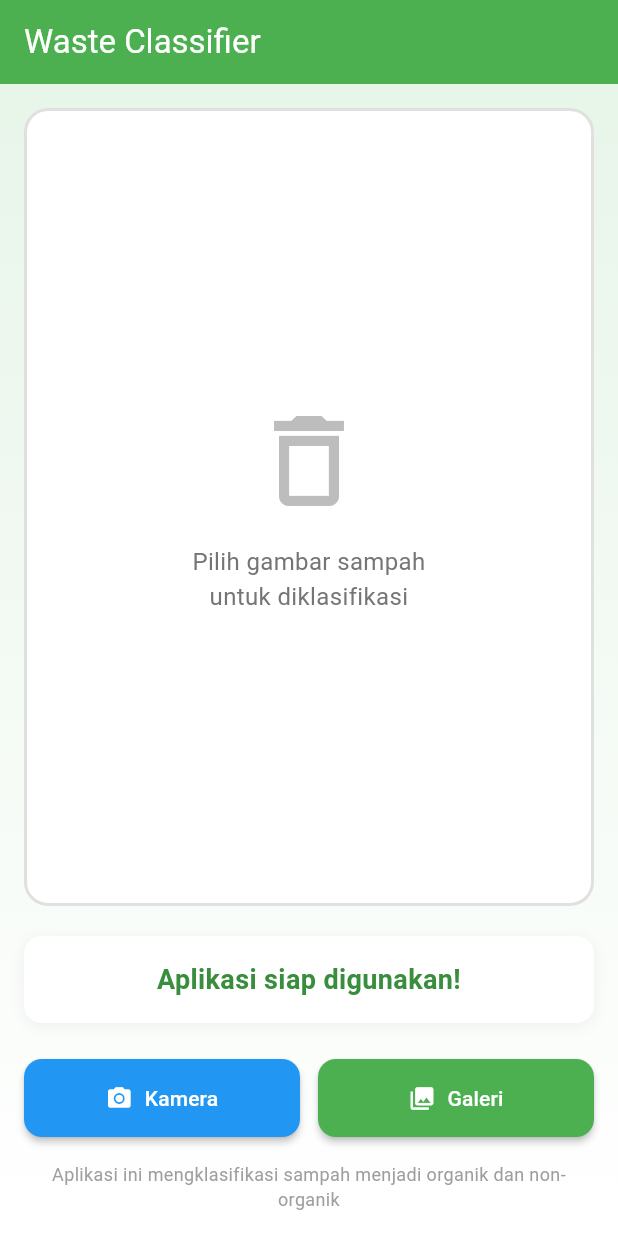
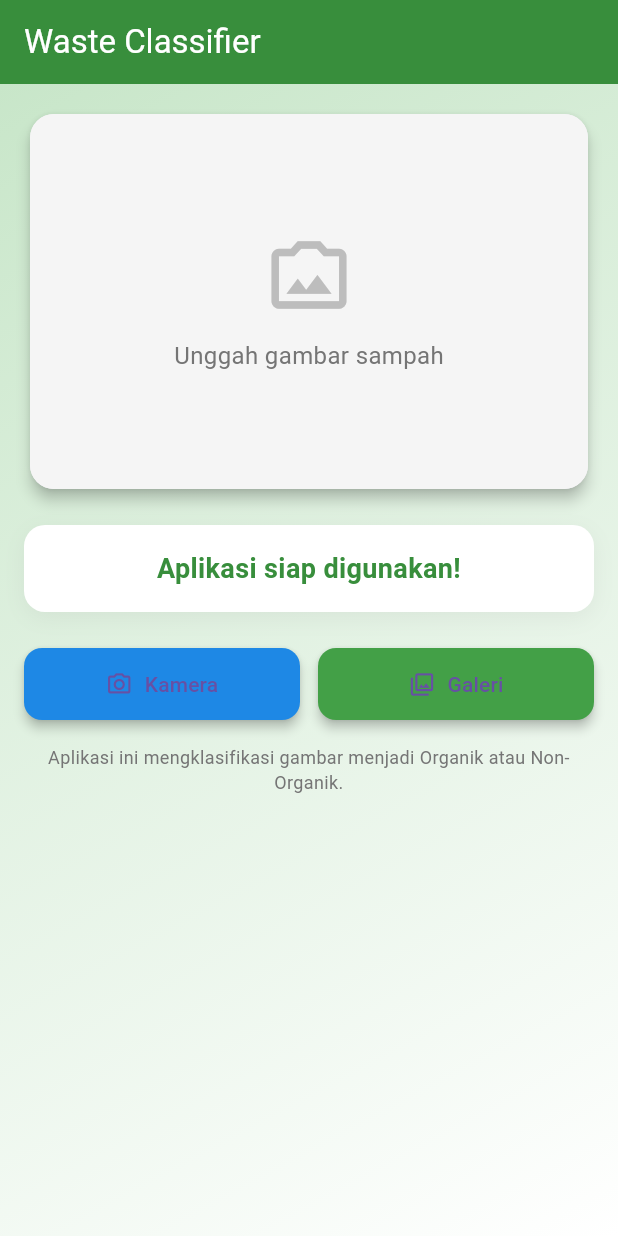
Before and after one commit to bagusahmadka/waste_classifier_app, a Flutter app: the screen it shows after launch, on a phone screen of 412 x 824 dp. Run offline on Flutter 3.47's test engine with Material 3 defaults, Android fonts, the phone set to English and light mode, and no system bars; our stand-ins replace image_picker.

Commit message:
Refactor Waste Classifier UI and update model file

```diff
--- a/lib/main.dart
+++ b/lib/main.dart
@@ -10,6 +10,8 @@ void main() {
 }
 
 class MyApp extends StatelessWidget {
+  const MyApp({super.key});
+
   @override
   Widget build(BuildContext context) {
     return MaterialApp(
@@ -21,6 +23,8 @@ class MyApp extends StatelessWidget {
 }
 
 class WasteClassifierScreen extends StatefulWidget {
+  const WasteClassifierScreen({super.key});
+
   @override
   _WasteClassifierScreenState createState() => _WasteClassifierScreenState();
 }
@@ -178,61 +182,51 @@ class _WasteClassifierScreenState extends State<WasteClassifierScreen> {
   return Scaffold(
     appBar: AppBar(
       title: Text('Waste Classifier'),
-        backgroundColor: Colors.green,
+      backgroundColor: Colors.green.shade700,
       foregroundColor: Colors.white,
       elevation: 0,
     ),
     body: Container(
       decoration: BoxDecoration(
         gradient: LinearGradient(
-            begin: Alignment.topCenter,
-            end: Alignment.bottomCenter,
-            colors: [Colors.green.shade50, Colors.white],
+          begin: Alignment.topLeft,
+          end: Alignment.bottomRight,
+          colors: [Colors.green.shade100, Colors.white],
         ),
       ),
       child: SafeArea(
         child: Padding(
-            padding: EdgeInsets.all(16.0),
+          padding: const EdgeInsets.all(16.0),
           child: Column(
             children: [
               // Image Display Area
-                Expanded(
-                  flex: 3,
+              Card(
+                shape: RoundedRectangleBorder(borderRadius: BorderRadius.circular(16)),
+                elevation: 4,
                 child: Container(
+                  height: 250,
                   width: double.infinity,
                   decoration: BoxDecoration(
                     borderRadius: BorderRadius.circular(16),
-                      border: Border.all(color: Colors.grey.shade300, width: 2),
-                      color: Colors.white,
+                    color: Colors.grey.shade100,
                   ),
                   child: _image == null
-                        ? Column(
+                      ? Center(
+                          child: Column(
                             mainAxisAlignment: MainAxisAlignment.center,
                             children: [
-                        Icon(
-                          Icons.delete_outline,
-                          size: 80,
-                          color: Colors.grey.shade400,
-                        ),
-                        SizedBox(height: 16),
+                              Icon(Icons.photo_camera_back_outlined, size: 60, color: Colors.grey.shade400),
+                              SizedBox(height: 12),
                               Text(
-                          'Pilih gambar sampah\nuntuk diklasifikasi',
-                          textAlign: TextAlign.center,
-                          style: TextStyle(
-                            fontSize: 16,
-                            color: Colors.grey.shade600,
-                          ),
+                                'Unggah gambar sampah',
+                                style: TextStyle(fontSize: 16, color: Colors.grey.shade600),
                               ),
                             ],
+                          ),
                         )
                       : ClipRRect(
-                      borderRadius: BorderRadius.circular(14),
-                      child: Image.file(
-                        _image!,
-                        fit: BoxFit.cover,
-                        width: double.infinity,
-                        height: double.infinity,
-                      ),
+                          borderRadius: BorderRadius.circular(16),
+                          child: Image.file(_image!, fit: BoxFit.cover, width: double.infinity),
                         ),
                 ),
               ),
@@ -240,17 +234,18 @@ class _WasteClassifierScreenState extends State<WasteClassifierScreen> {
               SizedBox(height: 20),
 
               // Result Display
-                Container(
+              AnimatedContainer(
+                duration: Duration(milliseconds: 300),
                 width: double.infinity,
                 padding: EdgeInsets.all(16),
                 decoration: BoxDecoration(
                   color: Colors.white,
-                    borderRadius: BorderRadius.circular(12),
+                  borderRadius: BorderRadius.circular(14),
                   boxShadow: [
                     BoxShadow(
-                        color: Colors.grey.shade200,
-                        blurRadius: 8,
-                        offset: Offset(0, 2),
+                      color: Colors.grey.withOpacity(0.15),
+                      blurRadius: 12,
+                      offset: Offset(0, 4),
                     ),
                   ],
                 ),
@@ -259,17 +254,11 @@ class _WasteClassifierScreenState extends State<WasteClassifierScreen> {
                         children: [
                           CircularProgressIndicator(color: Colors.green),
                           SizedBox(height: 12),
-                      Text(
-                        'Menganalisis gambar...',
-                        style: TextStyle(
-                          fontSize: 16,
-                          color: Colors.grey.shade600,
-                        ),
-                      ),
+                          Text('Menganalisis gambar...', style: TextStyle(color: Colors.grey.shade600)),
                         ],
                       )
                     : Text(
-                    _result ?? 'Silakan pilih gambar untuk memulai klasifikasi',
+                        _result ?? 'Silakan unggah gambar untuk klasifikasi',
                         textAlign: TextAlign.center,
                         style: TextStyle(
                           fontSize: 18,
@@ -285,35 +274,41 @@ class _WasteClassifierScreenState extends State<WasteClassifierScreen> {
               Row(
                 children: [
                   Expanded(
-                      child: ElevatedButton.icon(
+                    child: ElevatedButton(
                       onPressed: _modelReady ? () => _pickImageFromSource(ImageSource.camera) : null,
-                        icon: Icon(Icons.camera_alt),
-                        label: Text('Kamera'),
                       style: ElevatedButton.styleFrom(
-                          backgroundColor: Colors.blue,
-                          foregroundColor: Colors.white,
-                          padding: EdgeInsets.symmetric(vertical: 16),
-                          shape: RoundedRectangleBorder(
-                            borderRadius: BorderRadius.circular(12),
+                        backgroundColor: Colors.blue.shade600,
+                        padding: EdgeInsets.symmetric(vertical: 14),
+                        shape: RoundedRectangleBorder(borderRadius: BorderRadius.circular(12)),
+                        elevation: 3,
                       ),
-                          elevation: 2,
+                      child: Row(
+                        mainAxisAlignment: MainAxisAlignment.center,
+                        children: [
+                          Icon(Icons.camera_alt_outlined),
+                          SizedBox(width: 8),
+                          Text('Kamera'),
+                        ],
                       ),
                     ),
                   ),
                   SizedBox(width: 12),
                   Expanded(
-                      child: ElevatedButton.icon(
+                    child: ElevatedButton(
                       onPressed: _modelReady ? () => _pickImageFromSource(ImageSource.gallery) : null,
-                        icon: Icon(Icons.photo_library),
-                        label: Text('Galeri'),
                       style: ElevatedButton.styleFrom(
-                          backgroundColor: Colors.green,
-                          foregroundColor: Colors.white,
-                          padding: EdgeInsets.symmetric(vertical: 16),
-                          shape: RoundedRectangleBorder(
-                            borderRadius: BorderRadius.circular(12),
+                        backgroundColor: Colors.green.shade600,
+                        padding: EdgeInsets.symmetric(vertical: 14),
+                        shape: RoundedRectangleBorder(borderRadius: BorderRadius.circular(12)),
+                        elevation: 3,
                       ),
-                          elevation: 2,
+                      child: Row(
+                        mainAxisAlignment: MainAxisAlignment.center,
+                        children: [
+                          Icon(Icons.photo_library_outlined),
+                          SizedBox(width: 8),
+                          Text('Galeri'),
+                        ],
                       ),
                     ),
                   ),
@@ -324,12 +319,9 @@ class _WasteClassifierScreenState extends State<WasteClassifierScreen> {
 
               // Info Text
               Text(
-                  'Aplikasi ini mengklasifikasi sampah menjadi organik dan non-organik',
+                'Aplikasi ini mengklasifikasi gambar menjadi Organik atau Non-Organik.',
                 textAlign: TextAlign.center,
-                  style: TextStyle(
-                    fontSize: 12,
-                    color: Colors.grey.shade500,
-                  ),
+                style: TextStyle(fontSize: 12, color: Colors.grey.shade600),
               ),
             ],
           ),
@@ -337,5 +329,4 @@ class _WasteClassifierScreenState extends State<WasteClassifierScreen> {
       ),
     ),
   );
-  }
-}
+}}
```
Also changed, not shown: 1 other file. Lines whose indentation alone changed are shown as unchanged.
